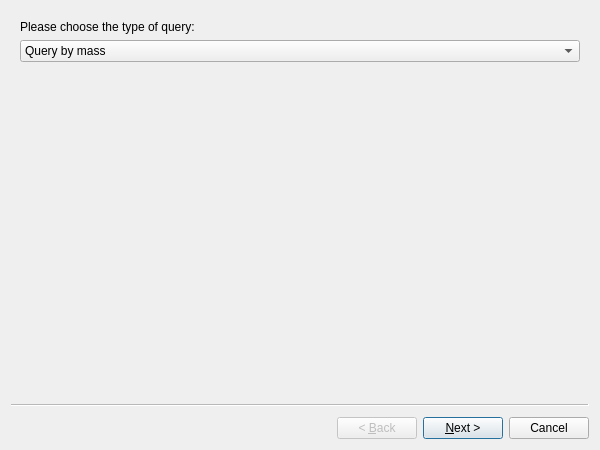
Above: src/dialogbatchquery.ui from zwpwjwtz/HMDB-qt before the change. Below: the same form after it.
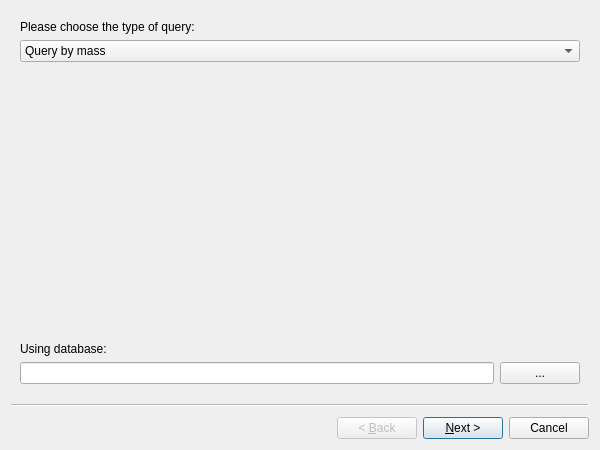
That is the form after the change.

Diff of the .ui file:
```diff
--- a/src/dialogbatchquery.ui
+++ b/src/dialogbatchquery.ui
@@ -31,6 +31,40 @@
       </item>
      </widget>
     </item>
+    <item>
+     <spacer name="verticalSpacer_4">
+      <property name="orientation">
+       <enum>Qt::Vertical</enum>
+      </property>
+      <property name="sizeHint" stdset="0">
+       <size>
+        <width>20</width>
+        <height>100</height>
+       </size>
+      </property>
+     </spacer>
+    </item>
+    <item>
+     <widget class="QLabel" name="label">
+      <property name="text">
+       <string>Using database:</string>
+      </property>
+     </widget>
+    </item>
+    <item>
+     <layout class="QHBoxLayout" name="frameSelectDatabase">
+      <item>
+       <widget class="QLineEdit" name="textDatabase"/>
+      </item>
+      <item>
+       <widget class="QPushButton" name="buttonSelectDatabase">
+        <property name="text">
+         <string>...</string>
+        </property>
+       </widget>
+      </item>
+     </layout>
+    </item>
    </layout>
   </widget>
   <widget class="QWizardPage" name="wizardPage2">
```
Left out of the diff: 18 changed lines with no effect on the pictures.
